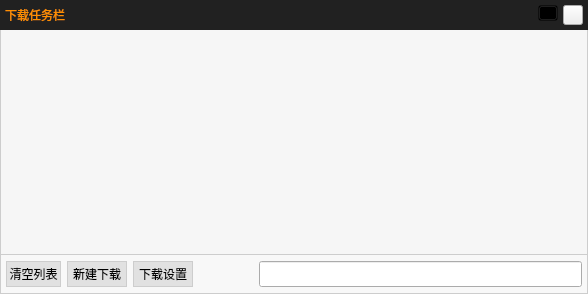
Qt form VideoPlayer/browser/WebDownLoadList.ui (huizhang556/pc-video-player) before a commit.
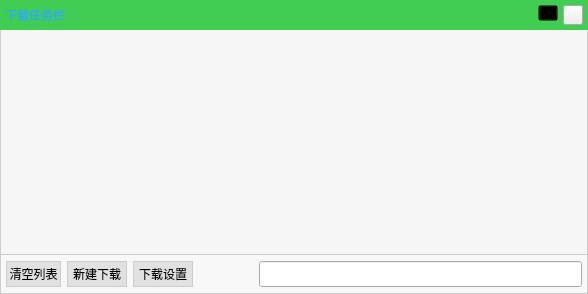
The same form after that commit. Icons and pictures are not drawn.

What changed in the file:
```diff
--- a/VideoPlayer/browser/WebDownLoadList.ui
+++ b/VideoPlayer/browser/WebDownLoadList.ui
@@ -86,7 +86,7 @@
           <property name="styleSheet">
            <string notr="true">#widget_title
 {
-background-color:#212121;
+background-color:#41cd52;
 }
 </string>
           </property>
@@ -132,7 +132,7 @@
                 <string notr="true">QLabel
 {
 border:1px solid transparent;
-color:#ff8f00;
+color: #2da7fa;
 }</string>
                </property>
                <property name="text">
```
